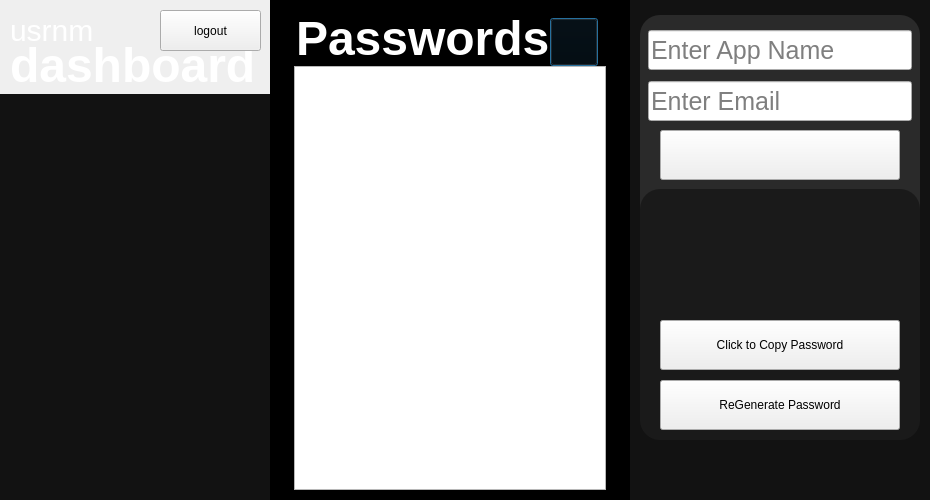
Above: vault8_dashboard.ui from mvrck-dev/Clover before the change. Below: the same form after it.
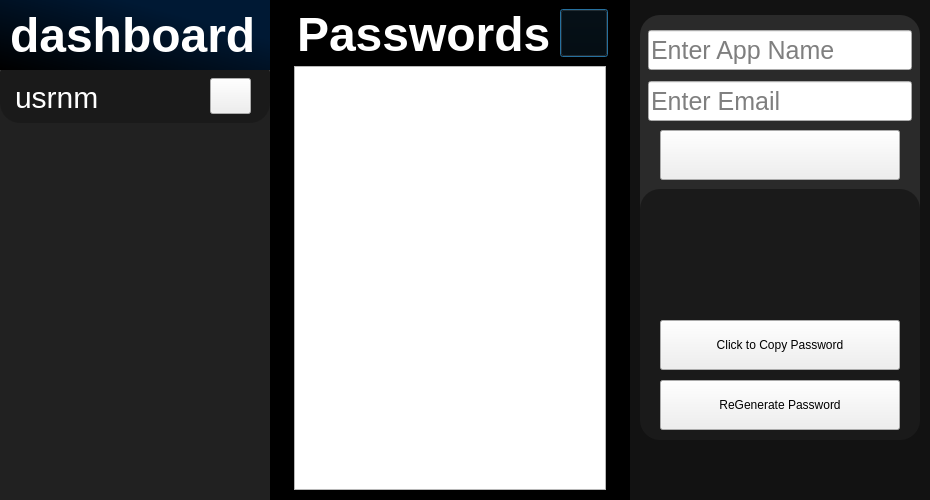
That is the form after the change. Icons and pictures are not drawn.

Patch:
```diff
--- a/vault8_dashboard.ui
+++ b/vault8_dashboard.ui
@@ -25,25 +25,6 @@
    <property name="styleSheet">
     <string notr="true">#cbody{background-color:#000}</string>
    </property>
-   <widget class="QLabel" name="header">
-    <property name="geometry">
-     <rect>
-      <x>0</x>
-      <y>0</y>
-      <width>270</width>
-      <height>101</height>
-     </rect>
-    </property>
-    <property name="styleSheet">
-     <string notr="true"/>
-    </property>
-    <property name="text">
-     <string/>
-    </property>
-    <property name="pixmap">
-     <pixmap resource="Resources.qrc">:/Images/rsrc/dashboard_art.png</pixmap>
-    </property>
-   </widget>
    <widget class="QLabel" name="cbody">
     <property name="geometry">
      <rect>
@@ -76,9 +57,9 @@
    <widget class="QLabel" name="usrnm">
     <property name="geometry">
      <rect>
-      <x>10</x>
-      <y>10</y>
-      <width>110</width>
+      <x>15</x>
+      <y>77</y>
+      <width>181</width>
       <height>41</height>
      </rect>
     </property>
@@ -93,9 +74,9 @@
     <property name="geometry">
      <rect>
       <x>10</x>
-      <y>40</y>
+      <y>10</y>
       <width>261</width>
-      <height>51</height>
+      <height>50</height>
      </rect>
     </property>
     <property name="styleSheet">
@@ -108,8 +89,8 @@
    <widget class="QLabel" name="pwdlabel">
     <property name="geometry">
      <rect>
-      <x>296</x>
-      <y>13</y>
+      <x>297</x>
+      <y>9</y>
       <width>281</width>
       <height>51</height>
      </rect>
@@ -124,8 +105,8 @@
    <widget class="QPushButton" name="removebtn">
     <property name="geometry">
      <rect>
-      <x>550</x>
-      <y>18</y>
+      <x>560</x>
+      <y>9</y>
       <width>48</width>
       <height>48</height>
      </rect>
@@ -253,17 +234,33 @@
      <string>Click to Copy Password</string>
     </property>
    </widget>
+   <widget class="QLabel" name="lsibody2">
+    <property name="geometry">
+     <rect>
+      <x>0</x>
+      <y>90</y>
+      <width>270</width>
+      <height>431</height>
+     </rect>
+    </property>
+    <property name="styleSheet">
+     <string notr="true">#lsibody2{background-color:#212121;}</string>
+    </property>
+    <property name="text">
+     <string/>
+    </property>
+   </widget>
    <widget class="QLabel" name="lsbody">
     <property name="geometry">
      <rect>
       <x>0</x>
-      <y>94</y>
+      <y>0</y>
       <width>270</width>
-      <height>411</height>
+      <height>70</height>
      </rect>
     </property>
     <property name="styleSheet">
-     <string notr="true">#lsbody{background-color:#121212}</string>
+     <string notr="true">background-color:qlineargradient(spread:pad, x1:0.72897, y1:0.278227, x2:0, y2:0.983, stop:0 rgba(0, 25, 52, 255), stop:1 rgba(0, 0, 0, 255));</string>
     </property>
     <property name="text">
      <string/>
@@ -333,16 +330,35 @@
    <widget class="QPushButton" name="logoutbtn">
     <property name="geometry">
      <rect>
-      <x>160</x>
-      <y>10</y>
-      <width>101</width>
-      <height>41</height>
+      <x>210</x>
+      <y>78</y>
+      <width>41</width>
+      <height>36</height>
      </rect>
     </property>
     <property name="text">
-     <string>logout</string>
+     <string/>
     </property>
    </widget>
+   <widget class="QLabel" name="usrnm_">
+    <property name="geometry">
+     <rect>
+      <x>0</x>
+      <y>52</y>
+      <width>270</width>
+      <height>71</height>
+     </rect>
+    </property>
+    <property name="styleSheet">
+     <string notr="true">#usrnm_{background-color:#1A1A1A; border-radius:20}</string>
+    </property>
+    <property name="text">
+     <string/>
+    </property>
+   </widget>
+   <zorder>lsibody2</zorder>
+   <zorder>usrnm_</zorder>
+   <zorder>lsbody</zorder>
    <zorder>rsbody</zorder>
    <zorder>rsibody2</zorder>
    <zorder>rsibody</zorder>
```
Left out of the diff: 4 changed lines with no effect on the pictures.
